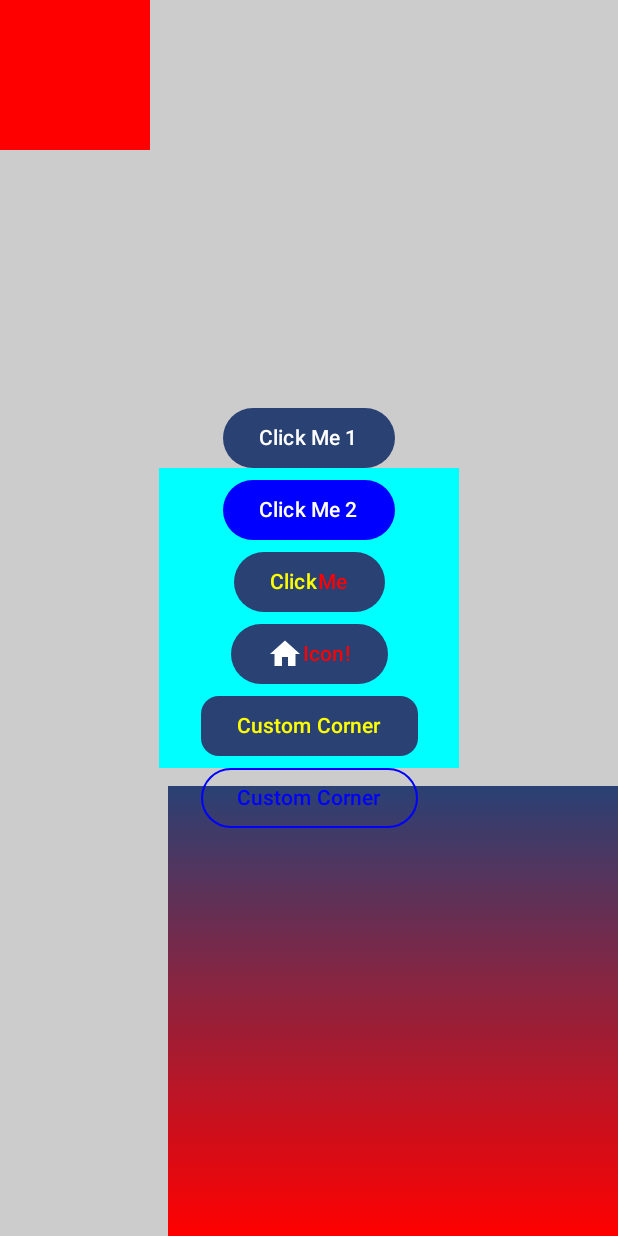
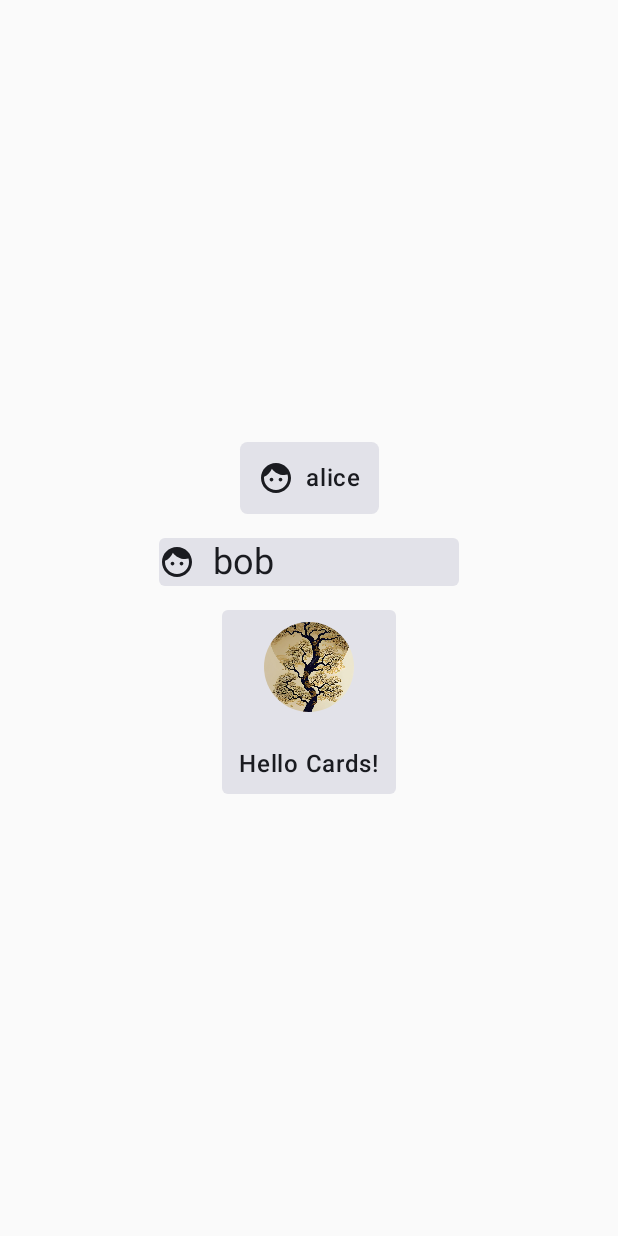
Before and after one commit to blueBye/AndroidProgrammingClass, an Android app built with Jetpack Compose: the screen it shows after launch (MainActivity), on a phone screen of 412 x 824 dp. Run offline under Robolectric (Android 15) with nearby library versions, the phone set to English and light mode, and no system bars.

Commit message:
Card styling

```diff
--- a/app/src/main/java/info/navidlabs/androidprogrammingclass/MainActivity.kt
+++ b/app/src/main/java/info/navidlabs/androidprogrammingclass/MainActivity.kt
@@ -3,31 +3,31 @@ package info.navidlabs.androidprogrammingclass
 import android.os.Bundle
 import androidx.activity.ComponentActivity
 import androidx.activity.compose.setContent
-import androidx.compose.foundation.BorderStroke
 import androidx.compose.foundation.Image
-import androidx.compose.foundation.background
 import androidx.compose.foundation.layout.Arrangement
-import androidx.compose.foundation.layout.Box
 import androidx.compose.foundation.layout.Column
 import androidx.compose.foundation.layout.Row
-import androidx.compose.foundation.layout.fillMaxHeight
+import androidx.compose.foundation.layout.Spacer
 import androidx.compose.foundation.layout.fillMaxSize
-import androidx.compose.foundation.layout.fillMaxWidth
+import androidx.compose.foundation.layout.padding
+import androidx.compose.foundation.layout.paddingFromBaseline
 import androidx.compose.foundation.layout.size
+import androidx.compose.foundation.layout.width
+import androidx.compose.foundation.shape.CircleShape
 import androidx.compose.foundation.shape.RoundedCornerShape
 import androidx.compose.material.icons.Icons
-import androidx.compose.material.icons.filled.Home
-import androidx.compose.material3.Button
-import androidx.compose.material3.ButtonDefaults
+import androidx.compose.material.icons.filled.Face
+import androidx.compose.material3.Card
 import androidx.compose.material3.Icon
 import androidx.compose.material3.MaterialTheme
 import androidx.compose.material3.Text
 import androidx.compose.runtime.Composable
 import androidx.compose.ui.Alignment
 import androidx.compose.ui.Modifier
-import androidx.compose.ui.graphics.Brush
-import androidx.compose.ui.graphics.Color
+import androidx.compose.ui.draw.clip
+import androidx.compose.ui.layout.ContentScale
 import androidx.compose.ui.res.painterResource
+import androidx.compose.ui.text.font.FontWeight
 import androidx.compose.ui.tooling.preview.Preview
 import androidx.compose.ui.unit.dp
 import androidx.compose.ui.unit.sp
@@ -38,8 +38,7 @@ class MainActivity : ComponentActivity() {
         super.onCreate(savedInstanceState)
         setContent {
             AndroidProgrammingClassTheme {
-                BoxFunction()
-                ButtonFunction()
+                CardImageFunction()
             }
         }
     }
@@ -52,85 +51,77 @@ class MainActivity : ComponentActivity() {
     showSystemUi = true,
 )
 @Composable
-private fun BoxFunction() {
-    Box(modifier= Modifier
-        .fillMaxSize()
-        .background(Color.LightGray)
+private fun CardImageFunction() {
+    Column(
+        modifier = Modifier.fillMaxSize(),
+        horizontalAlignment = Alignment.CenterHorizontally,
+        verticalArrangement = Arrangement.Center,
     ) {
-        Box(modifier= Modifier
-            .size(100.dp, 100.dp)
-            .background(Color.Red)
-        )
+        // card 1
+        Card(
+            shape=RoundedCornerShape(size=5.dp),
+            modifier=Modifier.padding(8.dp),
+        ) {
+            Row(
+                modifier=Modifier.padding(all=12.dp),
+                verticalAlignment=Alignment.CenterVertically,
+                horizontalArrangement=Arrangement.Center,
+            ) {
+                Icon(imageVector = Icons.Default.Face, contentDescription = null)
 
-        Box(modifier= Modifier
-            .size(200.dp, 200.dp)
-            .background(Color.Cyan)
-            .align(Alignment.Center)
-        )
-
-        Box(modifier= Modifier
-            .size(300.dp, 300.dp)
-            .background(brush= Brush.verticalGradient(
-                colors = listOf(
-                    MaterialTheme.colorScheme.primary,
-                    Color.Red,
+                Spacer(modifier=Modifier.width(8.dp))
+                Text(
+                    text="alice",
+                    fontSize=16.sp,
+                    fontWeight=FontWeight.Medium,
                 )
-            ))
-            .align(Alignment.BottomEnd)
-        )
-    }
-}
-
-@Preview(
-    showBackground = true,
-    device = "id:pixel_7_pro",
-    showSystemUi = true,
-    name = "Second View",
-)
-@Composable
-private fun ButtonFunction() {
-    Column(
-        modifier=Modifier.fillMaxSize(),
-        horizontalAlignment=Alignment.CenterHorizontally,
-        verticalArrangement=Arrangement.Center,
-    ) {
-        Button(onClick={/*onClick*/}) {
-            Text(text="Click Me 1")
+            }
         }
 
-        Button(
-            onClick={/*onClick*/},
-            colors=ButtonDefaults.buttonColors(containerColor=Color.Blue),
+        //card 2
+        Card (
+            shape=RoundedCornerShape(4.dp),
+            modifier=Modifier.padding(8.dp),
         ) {
-            Text(text="Click Me 2")
+            Row(
+                verticalAlignment=Alignment.CenterVertically,
+                modifier=Modifier.width(200.dp),
+            ) {
+                Icon(imageVector = Icons.Default.Face, contentDescription = null)
+                Text(
+                    text="bob",
+                    style=MaterialTheme.typography.headlineSmall,
+                    modifier=Modifier.padding(horizontal=12.dp),
+                )
+            }
         }
 
-        Button(onClick={/*onClick*/}) {
-            Text(text="Click", color=Color.Yellow)
-            Text(text="Me", color=Color.Red)
-        }
-
-        Button(onClick={/*onClick*/}) {
-            Icon(
-                imageVector = Icons.Default.Home,
-                contentDescription = null,
-            )
-            Text(text="Icon!", color=Color.Red)
-        }
-
-        Button(
-            onClick={/*onClick*/},
-            shape= RoundedCornerShape(12.dp),
+        // card 3
+        Card(
+            shape=RoundedCornerShape(4.dp),
+            modifier=Modifier.padding(8.dp),
         ) {
-            Text(text="Custom Corner", color=Color.Yellow)
-        }
-
-        Button(
-            onClick={/*onClick*/},
-            border= BorderStroke(1.dp, color=Color.Blue),
-            colors= ButtonDefaults.outlinedButtonColors(contentColor=Color.Blue),
-        ) {
-            Text(text="Custom Corner")
+            Column(
+                modifier= Modifier
+                    .padding(8.dp)
+                    .width(100.dp),
+                horizontalAlignment=Alignment.CenterHorizontally,
+            ) {
+                Image(
+                    painter=painterResource(id=R.drawable.filotecnia_s_store___society6),
+                    contentDescription=null,
+                    modifier=Modifier.clip(shape=CircleShape).size(60.dp),
+                    contentScale= ContentScale.Crop,
+                )
+                Text(
+                    text="Hello Cards!",
+                    modifier=Modifier
+                        .paddingFromBaseline(
+                            top=40.dp,
+                        ),
+                    fontWeight= FontWeight.Medium,
+                )
+            }
         }
     }
 }
```
Also changed, not shown: app/src/main/res/drawable/filotecnia_s_store___society6.jpg (added).
